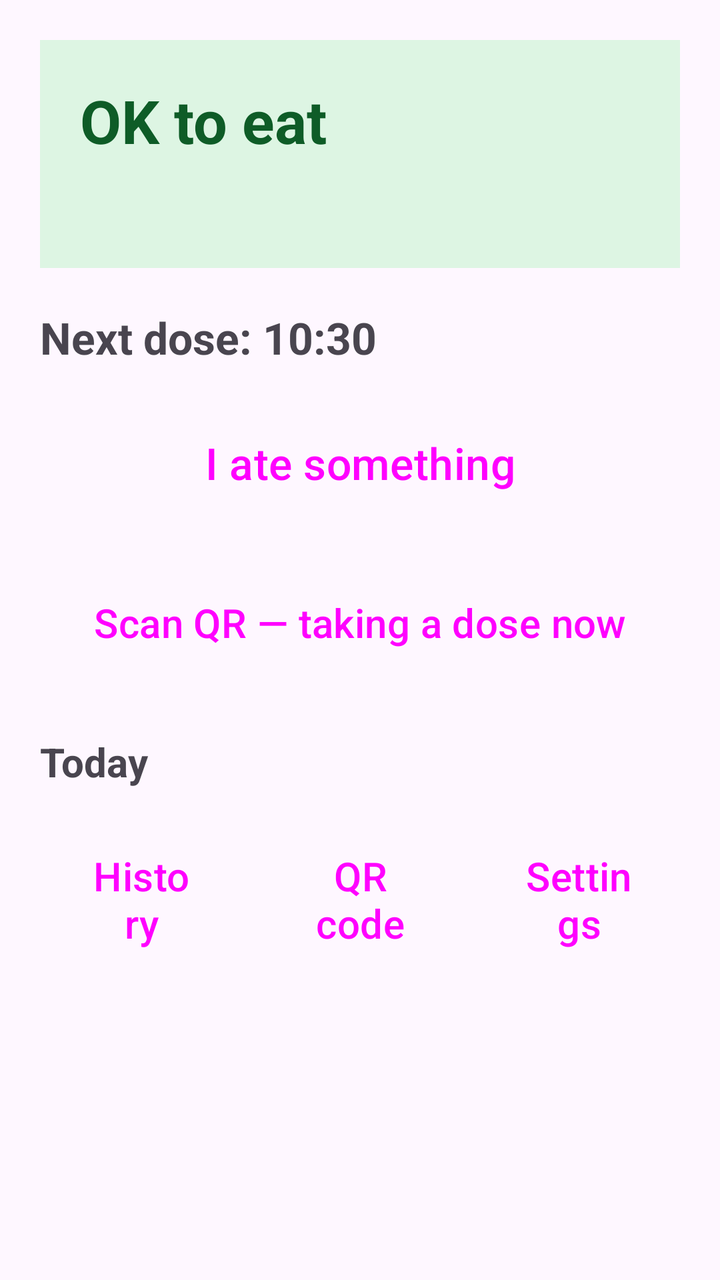
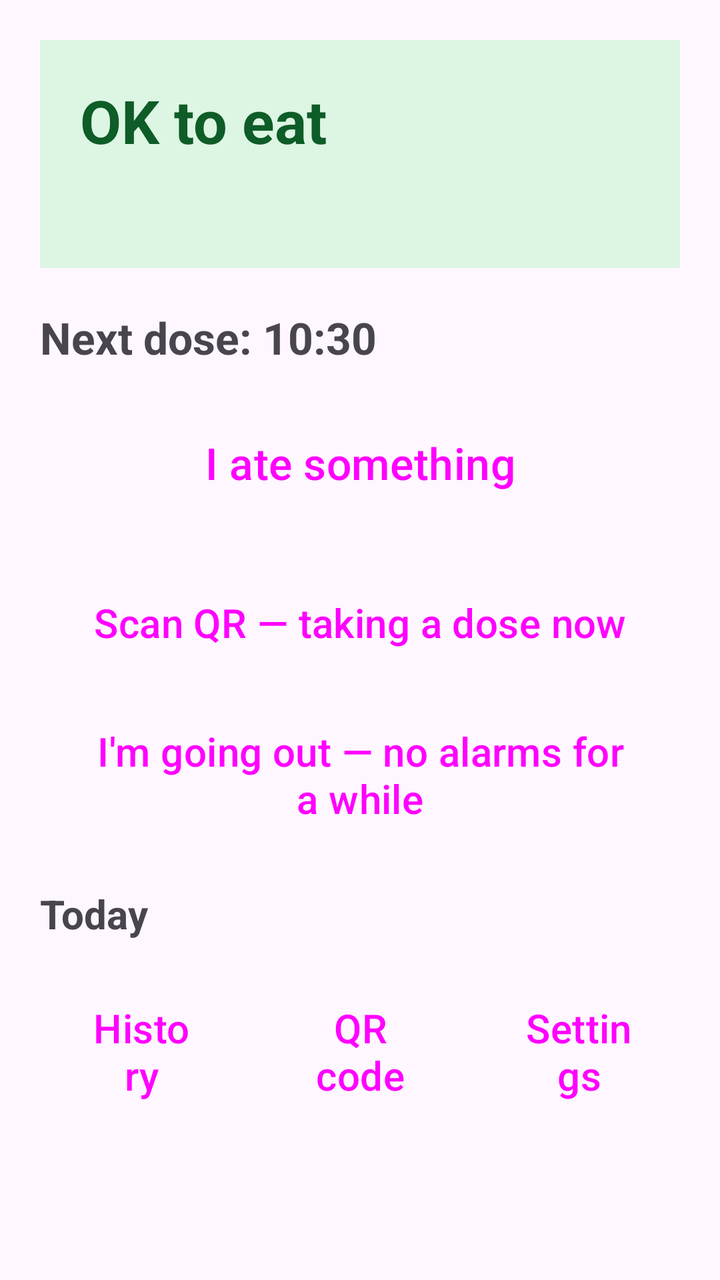

Two renders of the same Android screen: before a commit and after it. Below are the layout's source before the change and the commit's diff.
<!-- AndroidManifest.xml: application theme Theme.PillGuard -->
<!-- res/layout/activity_main.xml -->
<?xml version="1.0" encoding="utf-8"?>
<ScrollView xmlns:android="http://schemas.android.com/apk/res/android"
    android:layout_width="match_parent"
    android:layout_height="match_parent"
    android:fillViewport="true">

    <LinearLayout
        android:layout_width="match_parent"
        android:layout_height="wrap_content"
        android:orientation="vertical"
        android:padding="20dp">

        <LinearLayout
            android:id="@+id/setupBanner"
            android:layout_width="match_parent"
            android:layout_height="wrap_content"
            android:orientation="vertical"
            android:background="@color/warn_amber_bg"
            android:padding="16dp"
            android:layout_marginBottom="16dp"
            android:visibility="gone">
            <TextView
                android:id="@+id/setupText"
                android:layout_width="match_parent"
                android:layout_height="wrap_content"
                android:textColor="@color/warn_amber"
                android:textSize="17sp"
                android:text="Setup needed" />
            <Button
                android:id="@+id/btnSetup"
                style="@style/Widget.Material3.Button.TonalButton"
                android:layout_width="wrap_content"
                android:layout_height="wrap_content"
                android:layout_marginTop="8dp"
                android:textAllCaps="false"
                android:text="Fix" />
        </LinearLayout>

        <LinearLayout
            android:id="@+id/eatCard"
            android:layout_width="match_parent"
            android:layout_height="wrap_content"
            android:orientation="vertical"
            android:background="@color/ok_green_bg"
            android:padding="20dp">
            <TextView
                android:id="@+id/eatHeadline"
                android:layout_width="match_parent"
                android:layout_height="wrap_content"
                android:textColor="@color/ok_green"
                android:textSize="30sp"
                android:textStyle="bold"
                android:text="OK to eat" />
            <TextView
                android:id="@+id/eatDetail"
                android:layout_width="match_parent"
                android:layout_height="wrap_content"
                android:layout_marginTop="8dp"
                android:textColor="@color/black"
                android:textSize="19sp"
                android:text="" />
        </LinearLayout>

        <TextView
            android:id="@+id/nextDose"
            android:layout_width="match_parent"
            android:layout_height="wrap_content"
            android:layout_marginTop="20dp"
            android:textSize="22sp"
            android:textStyle="bold"
            android:text="Next dose: 10:30" />

        <Button
            android:id="@+id/btnAte"
            style="@style/BigButton"
            android:layout_width="match_parent"
            android:layout_height="wrap_content"
            android:text="@string/i_ate" />

        <Button
            android:id="@+id/btnScanNow"
            style="@style/Widget.Material3.Button.TonalButton"
            android:layout_width="match_parent"
            android:layout_height="wrap_content"
            android:layout_marginTop="12dp"
            android:minHeight="64dp"
            android:textSize="20sp"
            android:textAllCaps="false"
            android:text="Scan QR — taking a dose now" />

        <TextView
            android:layout_width="match_parent"
            android:layout_height="wrap_content"
            android:layout_marginTop="24dp"
            android:textSize="20sp"
            android:textStyle="bold"
            android:text="Today" />

        <LinearLayout
            android:id="@+id/doseList"
            android:layout_width="match_parent"
            android:layout_height="wrap_content"
            android:orientation="vertical" />

        <LinearLayout
            android:layout_width="match_parent"
            android:layout_height="wrap_content"
            android:layout_marginTop="24dp"
            android:orientation="horizontal">
            <Button
                android:id="@+id/btnHistory"
                style="@style/Widget.Material3.Button.OutlinedButton"
                android:layout_width="0dp"
                android:layout_weight="1"
                android:layout_height="wrap_content"
                android:textAllCaps="false"
                android:text="@string/history" />
            <Button
                android:id="@+id/btnQr"
                style="@style/Widget.Material3.Button.OutlinedButton"
                android:layout_width="0dp"
                android:layout_weight="1"
                android:layout_height="wrap_content"
                android:layout_marginStart="8dp"
                android:textAllCaps="false"
                android:text="QR code" />
            <Button
                android:id="@+id/btnSettings"
                style="@style/Widget.Material3.Button.OutlinedButton"
                android:layout_width="0dp"
                android:layout_weight="1"
                android:layout_height="wrap_content"
                android:layout_marginStart="8dp"
                android:textAllCaps="false"
                android:text="@string/settings" />
        </LinearLayout>
    </LinearLayout>
</ScrollView>
<!-- resources referenced by this layout -->
<resources>
  <color name="black">#000000</color>
  <color name="ok_green">#0E5C27</color>
  <color name="ok_green_bg">#DDF5E3</color>
  <color name="warn_amber">#6F4200</color>
  <color name="warn_amber_bg">#FFECC7</color>
  <string name="history">History</string>
  <string name="i_ate">I ate something</string>
  <string name="settings">Settings</string>
  <style name="BigButton" parent="Widget.Material3.Button">
          <item name="android:textSize">22sp</item>
          <item name="android:minHeight">72dp</item>
          <item name="android:layout_marginTop">12dp</item>
          <item name="android:textAllCaps">false</item>
          <item name="cornerRadius">16dp</item>
      </style>
  <style name="Theme.PillGuard" parent="Theme.Material3.Light.NoActionBar">
          <item name="colorPrimary">@color/brand</item>
          <item name="colorPrimaryVariant">@color/brand_dark</item>
          <item name="colorOnPrimary">@color/white</item>
          <item name="android:statusBarColor">@color/brand_dark</item>
          <item name="android:textSize">20sp</item>
      </style>
  <color name="brand">#1E5AA8</color>
  <color name="brand_dark">#143F78</color>
  <color name="white">#FFFFFF</color>
</resources>

<!-- the commit's change to res/layout/activity_main.xml (unified diff, before → after) -->
@@ -88,6 +88,17 @@
             android:textAllCaps="false"
             android:text="Scan QR — taking a dose now" />
 
+        <Button
+            android:id="@+id/btnGoingOut"
+            style="@style/Widget.Material3.Button.TonalButton"
+            android:layout_width="match_parent"
+            android:layout_height="wrap_content"
+            android:layout_marginTop="12dp"
+            android:minHeight="64dp"
+            android:textSize="20sp"
+            android:textAllCaps="false"
+            android:text="I'm going out — no alarms for a while" />
+
         <TextView
             android:layout_width="match_parent"
             android:layout_height="wrap_content"
